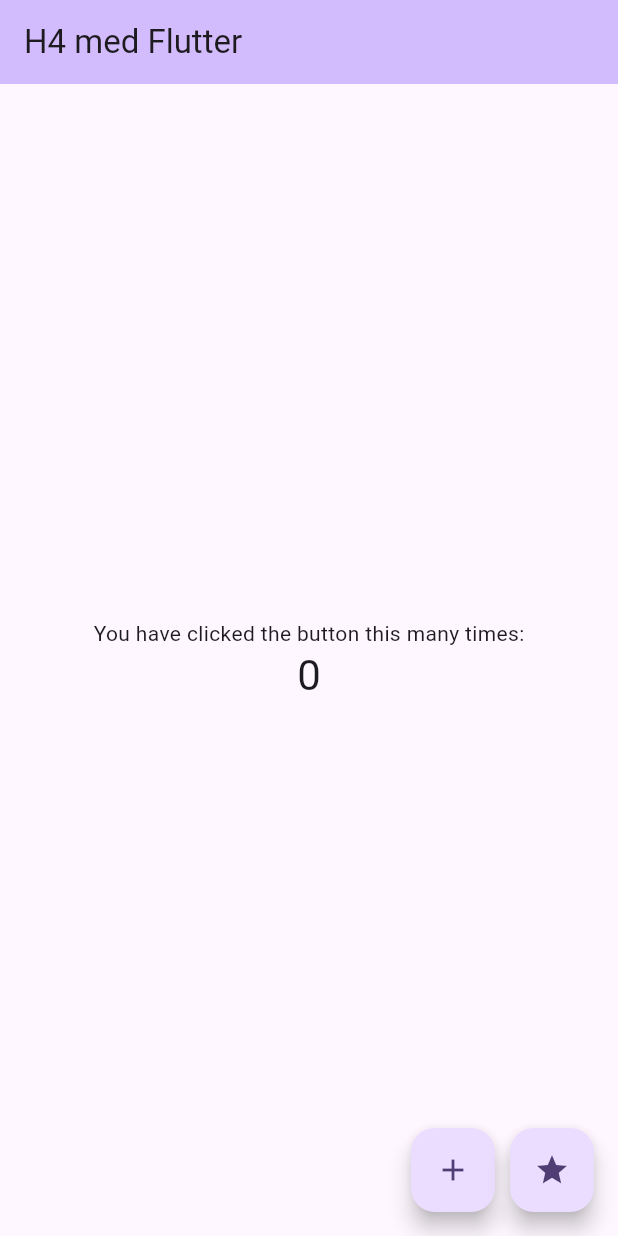
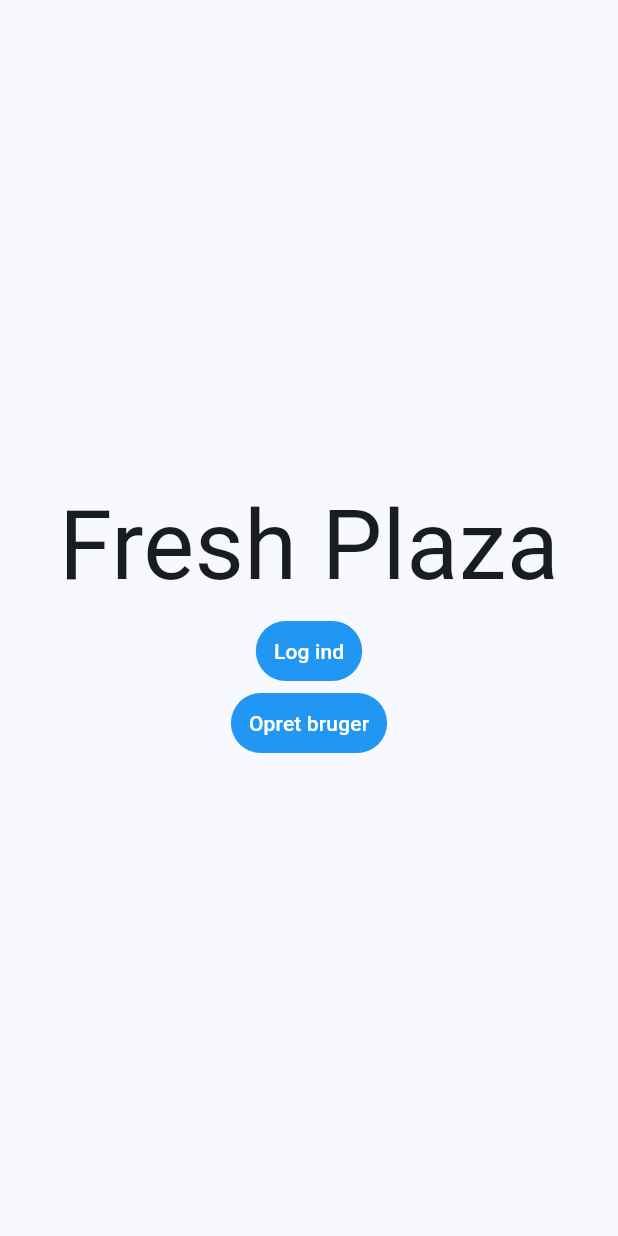
Before and after one commit to Mercantec-GHC/h4-projekt-gruppe-0-sm, a Flutter app: the screen it shows after launch, on a phone screen of 412 x 824 dp. Run offline on Flutter 3.47's test engine with Material 3 defaults, Android fonts, the phone set to English and light mode, and no system bars.

Commit message:
log in page

```diff
--- /dev/null
+++ b/Mobile/lib/global_components.dart
@@ -0,0 +1,18 @@
+import 'package:flutter/material.dart';
+
+class PrimaryButton extends StatelessWidget {
+  final void Function()? onPressed;
+  final Widget child;
+
+  const PrimaryButton(
+      {super.key, required this.onPressed, required this.child});
+
+  @override
+  Widget build(BuildContext context) {
+    return TextButton(
+        onPressed: onPressed,
+        style: TextButton.styleFrom(
+            backgroundColor: Colors.blue, foregroundColor: Colors.white),
+        child: child);
+  }
+}
--- /dev/null
+++ b/Mobile/lib/landing_page.dart
@@ -0,0 +1,26 @@
+import 'package:flutter/material.dart';
+import 'log_in_page.dart';
+import 'global_components.dart';
+
+class LandingPage extends StatelessWidget {
+  const LandingPage({super.key});
+
+  @override
+  Widget build(BuildContext context) {
+    return Row(mainAxisAlignment: MainAxisAlignment.center, children: [
+      Column(
+        mainAxisAlignment: MainAxisAlignment.center,
+        children: [
+          const Text("Fresh Plaza", style: TextStyle(fontSize: 64.0)),
+          PrimaryButton(
+              onPressed: () => {
+                    Navigator.of(context).push(MaterialPageRoute(
+                        builder: (context) => const LogInPage()))
+                  },
+              child: const Text("Log ind")),
+          PrimaryButton(onPressed: () => {}, child: const Text("Opret bruger"))
+        ],
+      )
+    ]);
+  }
+}
--- a/Mobile/lib/main.dart
+++ b/Mobile/lib/main.dart
@@ -1,5 +1,5 @@
 import 'package:flutter/material.dart';
-import 'weather.dart';
+import 'landing_page.dart';
 
 void main() {
   runApp(const MyApp());
@@ -8,46 +8,21 @@ void main() {
 class MyApp extends StatelessWidget {
   const MyApp({super.key});
 
-  // This widget is the root of your application.
   @override
   Widget build(BuildContext context) {
     return MaterialApp(
-      title: 'H4 Flutter',
+      title: 'Flutter Demo',
       theme: ThemeData(
-        // This is the theme of your application.
-        //
-        // TRY THIS: Try running your application with "flutter run". You'll see
-        // the application has a purple toolbar. Then, without quitting the app,
-        // try changing the seedColor in the colorScheme below to Colors.green
-        // and then invoke "hot reload" (save your changes or press the "hot
-        // reload" button in a Flutter-supported IDE, or press "r" if you used
-        // the command line to start the app).
-        //
-        // Notice that the counter didn't reset back to zero; the application
-        // state is not lost during the reload. To reset the state, use hot
-        // restart instead.
-        //
-        // This works for code too, not just values: Most code changes can be
-        // tested with just a hot reload.
-        colorScheme: ColorScheme.fromSeed(seedColor: Colors.deepPurple),
+        colorScheme: ColorScheme.fromSeed(seedColor: Colors.blue),
         useMaterial3: true,
       ),
-      home: const MyHomePage(title: 'H4 med Flutter'),
+      home: const MyHomePage(title: 'Fresh Plaza'),
     );
   }
 }
 
 class MyHomePage extends StatefulWidget {
   const MyHomePage({super.key, required this.title});
-
-  // This widget is the home page of your application. It is stateful, meaning
-  // that it has a State object (defined below) that contains fields that affect
-  // how it looks.
-
-  // This class is the configuration for the state. It holds the values (in this
-  // case the title) provided by the parent (in this case the App widget) and
-  // used by the build method of the State. Fields in a Widget subclass are
-  // always marked "final".
 
   final String title;
 
@@ -56,63 +31,10 @@ class MyHomePage extends StatefulWidget {
 }
 
 class _MyHomePageState extends State<MyHomePage> {
-  int _counter = 0;
-
-  void _incrementCounter() {
-    setState(() {
-      // This call to setState tells the Flutter framework that something has
-      // changed in this State, which causes it to rerun the build method below
-      // so that the display can reflect the updated values. If we changed
-      // _counter without calling setState(), then the build method would not be
-      // called again, and so nothing would appear to happen.
-      _counter++;
-    });
-  }
-
-  void _navigateToWeatherForecastPage() {
-    Navigator.push(
-      context,
-      MaterialPageRoute(builder: (context) => WeatherForecastPage()),
-    );
-  }
-
   @override
   Widget build(BuildContext context) {
-    return Scaffold(
-      appBar: AppBar(
-        backgroundColor: Theme.of(context).colorScheme.inversePrimary,
-        title: Text(widget.title),
-      ),
-      body: Center(
-        child: Column(
-          mainAxisAlignment: MainAxisAlignment.center,
-          children: <Widget>[
-            const Text(
-              'You have clicked the button this many times:',
-            ),
-            Text(
-              '$_counter',
-              style: Theme.of(context).textTheme.headlineMedium,
-            ),
-          ],
-        ),
-      ),
-      floatingActionButton: Row(
-        mainAxisAlignment: MainAxisAlignment.end,
-        children: [
-          FloatingActionButton(
-            onPressed: _incrementCounter,
-            tooltip: 'Increment',
-            child: const Icon(Icons.add),
-          ),
-          SizedBox(width: 10), // Optional: Adds space between buttons
-          FloatingActionButton(
-            onPressed: _navigateToWeatherForecastPage,
-            tooltip: 'Show Weather',
-            child: const Icon(Icons.star),
-          ),
-        ],
-      ),
+    return const Scaffold(
+      body: LandingPage(),
     );
   }
 }
```
Also changed, not shown: Mobile/lib/dashboard.dart (added, +19 -0 lines), Mobile/lib/log_in_page.dart (added, +60 -0 lines), Mobile/lib/weather.dart (deleted, +0 -165 lines), Mobile/pubspec.lock.
